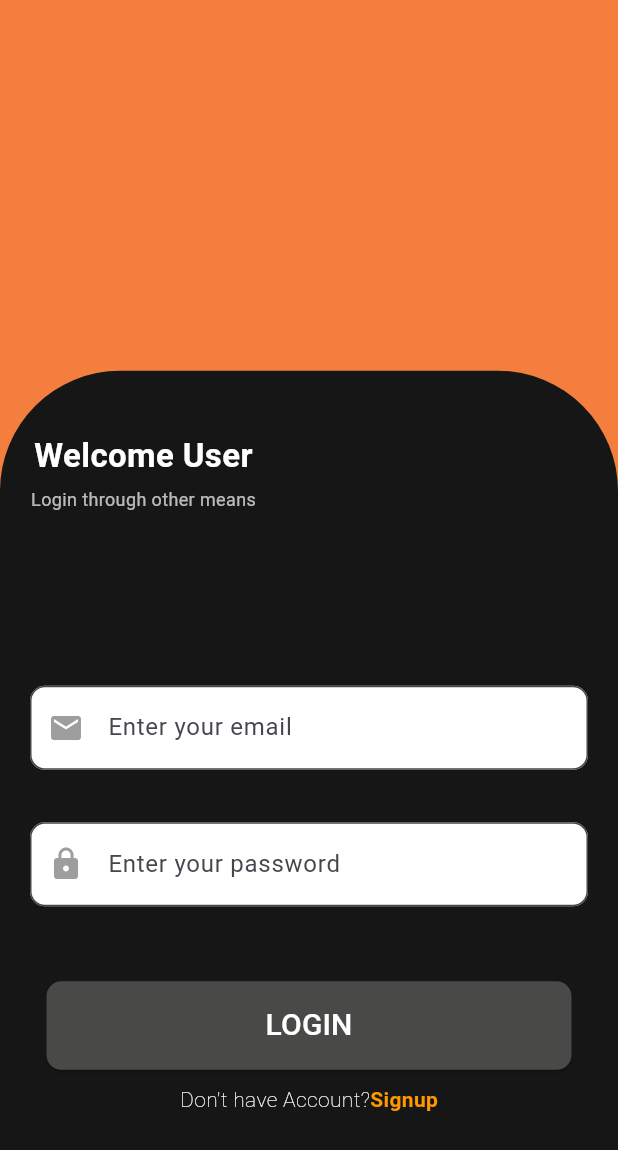
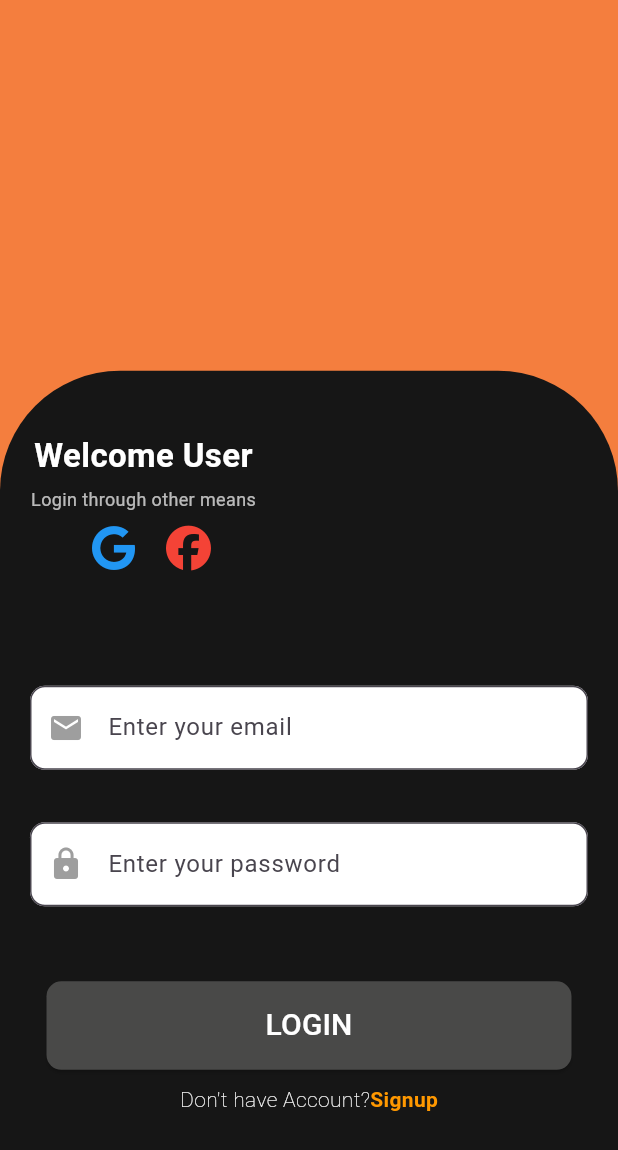
Before and after one commit to Akshra-123/FoodieFreaks, a Flutter app: the Signup screen opened directly, after a tap on "login", on a phone screen of 412 x 824 dp. Shown: the top 1150 px of the screen. Run offline on Flutter 3.47's test engine with Material 3 defaults, Android fonts, the phone set to English and light mode, and no system bars; our stand-ins replace font_awesome_flutter, salomon_bottom_bar.

Commit message:
getstarted page done

```diff
--- a/lib/Splash.dart
+++ b/lib/Splash.dart
@@ -21,7 +21,7 @@ class _MyWidgetState extends State<MyWidget> {
     await Future.delayed(const Duration(seconds: 3), () {
       Navigator.pushReplacement(
         context,
-        MaterialPageRoute(builder: (context) => const login()), // Replace `Home()` with your actual Home widget
+        MaterialPageRoute(builder: (context) => const Home()), // Replace `Home()` with your actual Home widget
       );
     });
   }
--- a/lib/login.dart
+++ b/lib/login.dart
@@ -154,7 +154,7 @@ class login extends StatelessWidget {
   left: MediaQuery.of(context).size.width * 0.05, // 5% from the left
 
             child: Column(
-              children: const [
+              children: [
                 Text(
                   "Welcome User",
                   style: TextStyle(
@@ -171,6 +171,33 @@ class login extends StatelessWidget {
                     color: Colors.white70,
                   ),
                 ),
+                Row(
+                     mainAxisAlignment: MainAxisAlignment.start,
+                      children: [
+                        SizedBox(width: 10),
+                        IconButton(
+                          onPressed: () {
+                            print('Facebook clicked');
+                          },
+                          icon: FaIcon(
+                            FontAwesomeIcons.google,
+                            size: 30,
+                            color: Colors.blue,
+                          ),
+                        ),
+                        const SizedBox(width: 2),
+                        IconButton(
+                          onPressed: () {
+                            print('Google clicked');
+                          },
+                          icon: FaIcon(
+                            FontAwesomeIcons.facebook,
+                            size: 30,
+                            color: Colors.red,
+                          ),
+                        ),
+                      ],
+                    ),
               ],
             ),
           ),
```
Also changed, not shown: lib/Home.dart (+7 -3 lines).
